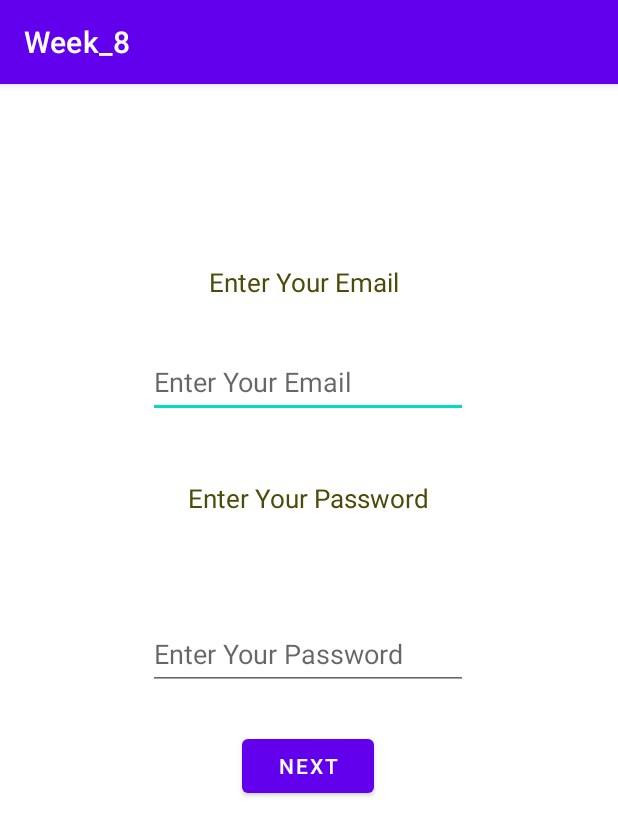
After one commit to HabibUllah61103/SportsApp, an Android app: the sign_up_activity screen opened directly, with no data from a screen before it, on a phone screen of 412 x 824 dp. The commit adds this screen. Shown: the top 836 px of the screen. Run offline under Robolectric (Android 15) with nearby library versions, the phone set to English and light mode, and no system bars.

Commit message:
added signin and signup screen

```diff
--- /dev/null
+++ b/Week_8.1/app/src/main/java/com/example/week_8/sign_up_activity.java
@@ -0,0 +1,17 @@
+package com.example.week_8;
+
+import androidx.appcompat.app.AppCompatActivity;
+
+import android.content.Intent;
+import android.os.Bundle;
+
+public class sign_up_activity extends AppCompatActivity {
+
+    @Override
+    protected void onCreate(Bundle savedInstanceState) {
+        super.onCreate(savedInstanceState);
+        setContentView(R.layout.activity_sign_up);
+
+        Intent signup =getIntent();
+    }
+}
--- /dev/null
+++ b/Week_8.1/app/src/main/res/layout/activity_sign_up.xml
@@ -0,0 +1,84 @@
+<?xml version="1.0" encoding="utf-8"?>
+<androidx.constraintlayout.widget.ConstraintLayout xmlns:android="http://schemas.android.com/apk/res/android"
+    xmlns:app="http://schemas.android.com/apk/res-auto"
+    xmlns:tools="http://schemas.android.com/tools"
+    android:layout_width="match_parent"
+    android:layout_height="match_parent"
+    tools:context=".sign_up_activity">
+
+    <TextView
+        android:id="@+id/textView2"
+        android:layout_width="wrap_content"
+        android:layout_height="wrap_content"
+        android:text="@string/password"
+        android:textColor="#4C4B09"
+        android:textSize="17sp"
+        app:layout_constraintBottom_toBottomOf="parent"
+        app:layout_constraintEnd_toEndOf="parent"
+        app:layout_constraintHorizontal_bias="0.498"
+        app:layout_constraintStart_toStartOf="parent"
+        app:layout_constraintTop_toTopOf="parent"
+        app:layout_constraintVertical_bias="0.355" />
+
+    <TextView
+        android:id="@+id/textView"
+        android:layout_width="wrap_content"
+        android:layout_height="wrap_content"
+        android:text="@string/email"
+        android:textColor="#4C4B09"
+        android:textSize="17sp"
+        app:layout_constraintBottom_toBottomOf="parent"
+        app:layout_constraintEnd_toEndOf="parent"
+        app:layout_constraintHorizontal_bias="0.489"
+        app:layout_constraintStart_toStartOf="parent"
+        app:layout_constraintTop_toTopOf="parent"
+        app:layout_constraintVertical_bias="0.161" />
+
+    <EditText
+        android:id="@+id/signup_email"
+        android:layout_width="wrap_content"
+        android:layout_height="wrap_content"
+        android:ems="10"
+        android:hint="@string/email"
+        android:inputType="textPersonName"
+        android:minHeight="48dp"
+        app:layout_constraintBottom_toBottomOf="parent"
+        app:layout_constraintEnd_toEndOf="parent"
+        app:layout_constraintHorizontal_bias="0.497"
+        app:layout_constraintStart_toStartOf="parent"
+        app:layout_constraintTop_toTopOf="parent"
+        app:layout_constraintVertical_bias="0.243"
+        android:importantForAutofill="no"
+        tools:ignore="TextFields" />
+
+    <EditText
+        android:id="@+id/signup_password"
+        android:layout_width="wrap_content"
+        android:layout_height="wrap_content"
+        android:layout_marginBottom="364dp"
+        android:ems="10"
+        android:hint="@string/password"
+        android:importantForAutofill="no"
+        android:inputType="textPassword"
+        android:minHeight="48dp"
+        app:layout_constraintBottom_toBottomOf="parent"
+        app:layout_constraintEnd_toEndOf="parent"
+        app:layout_constraintHorizontal_bias="0.497"
+        app:layout_constraintStart_toStartOf="parent"
+        app:layout_constraintTop_toBottomOf="@+id/txtName"
+        app:layout_constraintVertical_bias="0.197" />
+
+    <Button
+        android:id="@+id/next_button"
+        android:layout_width="wrap_content"
+        android:layout_height="wrap_content"
+        android:onClick="signup_next_click"
+        android:text="@string/next_button"
+        app:layout_constraintBottom_toBottomOf="parent"
+        app:layout_constraintEnd_toEndOf="parent"
+        app:layout_constraintHorizontal_bias="0.498"
+        app:layout_constraintStart_toStartOf="parent"
+        app:layout_constraintTop_toTopOf="parent"
+        app:layout_constraintVertical_bias="0.598" />
+
+</androidx.constraintlayout.widget.ConstraintLayout>
--- a/Week_8.1/app/src/main/res/values/strings.xml
+++ b/Week_8.1/app/src/main/res/values/strings.xml
@@ -1,3 +1,12 @@
 <resources>
     <string name="app_name">Week_9</string>
+    <string name="signup_but">Register</string>
+    <string name="signin_but">Sign In</string>
+    <string name="password">Enter Your Password</string>
+    <string name="email">Enter Your Email</string>
+    <string name="name">Enter Your Name</string>
+    <string name="next_button">Next</string>
+    <string name="app_title">Welcome to
+        Sportlife</string>
+
 </resources>
```
Also changed, not shown: Week_8.1/app/src/main/AndroidManifest.xml (+15 -1 lines), Week_8.1/app/src/main/java/com/example/week_8/Discover_page.java (added, +20 -0 lines), Week_8.1/app/src/main/java/com/example/week_8/GetInfo.java (deleted, +0 -39 lines), Week_8.1/app/src/main/java/com/example/week_8/MainActivity.java (+11 -43 lines), Week_8.1/app/src/main/java/com/example/week_8/Sign_in_activity.java (added, +23 -0 lines), Week_8.1/app/src/main/res/layout/activity_discover_page.xml (added, +9 -0 lines), Week_8.1/app/src/main/res/layout/activity_main.xml (+22 -28 lines), Week_8.1/app/src/main/res/layout/activity_sign_in.xml (added, +82 -0 lines).
